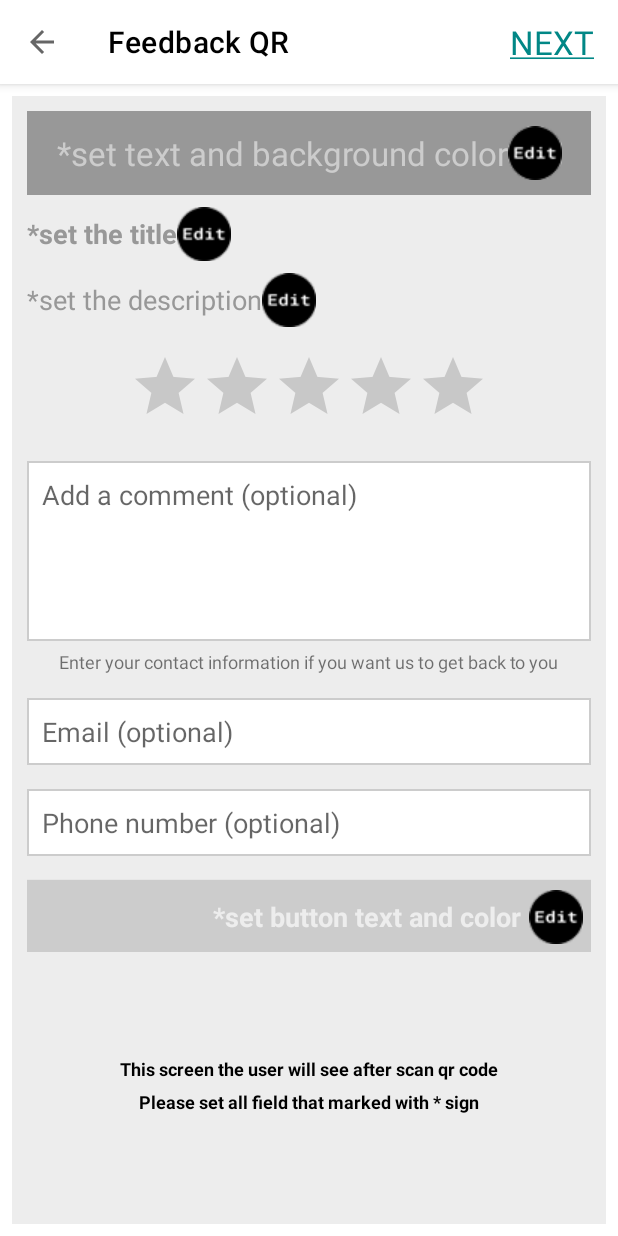
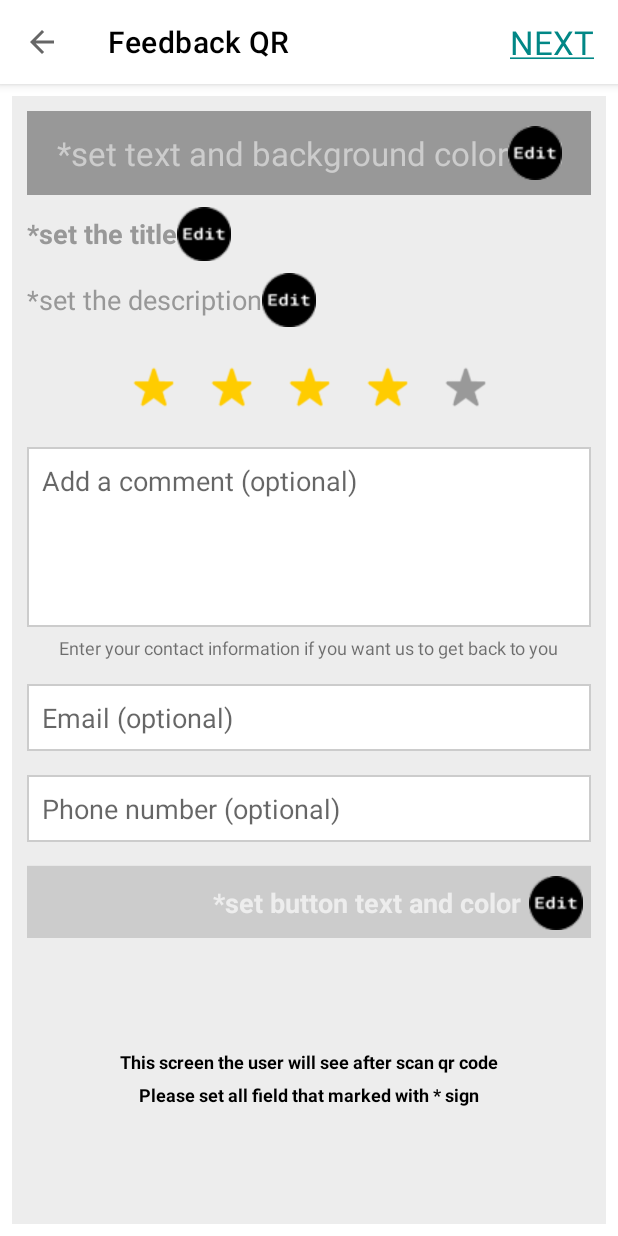
Before and after one commit to bosdroid/QRcodeapp, an Android app: the FeedbackQrActivity screen opened directly, with no data from a screen before it, on a phone screen of 412 x 824 dp. Run offline under Robolectric (Android 15) with nearby library versions, the phone set to English and light mode, and no system bars; libraries missing offline, so code that uses them is left out: com.downloader, com.downloader.request, top.defaults.colorpicker.

Commit message:
Feedback QR feature completed

```diff
--- a/app/src/main/java/com/expert/qrgenerator/adapters/QrCodeHistoryAdapter.kt
+++ b/app/src/main/java/com/expert/qrgenerator/adapters/QrCodeHistoryAdapter.kt
@@ -76,6 +76,9 @@ class QrCodeHistoryAdapter(val context: Context, var qrCodeHistoryList:ArrayList
             "coupon"->{
                 holder.qrTypeIcon.setImageResource(R.drawable.ic_coupon)
             }
+            "feedback"->{
+                holder.qrTypeIcon.setImageResource(R.drawable.ic_feedback)
+            }
             else->{
 
             }
--- a/app/src/main/java/com/expert/qrgenerator/view/activities/BarcodeHistoryActivity.kt
+++ b/app/src/main/java/com/expert/qrgenerator/view/activities/BarcodeHistoryActivity.kt
@@ -68,9 +68,9 @@ class BarcodeHistoryActivity : BaseActivity() {
        appViewModel.getAllQRCodeHistory().observe(this, Observer { list ->
            dismiss()
            if (list.isNotEmpty()){
+               qrCodeHistoryList.clear()
                emptyView.visibility = View.GONE
                qrCodeHistoryRecyclerView.visibility = View.VISIBLE
-               qrCodeHistoryList.clear()
                qrCodeHistoryList.addAll(list)
                adapter.notifyDataSetChanged()
            }
--- a/app/src/main/res/layout/activity_feedback_qr.xml
+++ b/app/src/main/res/layout/activity_feedback_qr.xml
@@ -71,9 +71,10 @@
 
             <LinearLayout
                 android:layout_width="match_parent"
-                android:layout_height="?attr/actionBarSize"
+                android:layout_height="wrap_content"
                 android:orientation="vertical"
                 android:gravity="center"
+                android:minHeight="?attr/actionBarSize"
                 app:layout_constraintStart_toStartOf="parent"
                 app:layout_constraintEnd_toEndOf="parent"
                 app:layout_constraintTop_toTopOf="parent"
@@ -86,6 +87,7 @@
                     android:orientation="horizontal"
                     android:gravity="center"
                     android:id="@+id/feedback_top_bar_hint_layout"
+                    android:layout_margin="@dimen/defaultDpMargin"
                     >
                     <com.google.android.material.textview.MaterialTextView
                         android:layout_width="0dp"
@@ -165,18 +167,59 @@
                     app:layout_constraintTop_toTopOf="parent" />
             </LinearLayout>
 
-            <androidx.appcompat.widget.AppCompatRatingBar
-                android:layout_width="wrap_content"
+            <LinearLayout
+                android:layout_width="match_parent"
                 android:layout_height="wrap_content"
+                android:orientation="horizontal"
+                android:gravity="center_horizontal"
                 app:layout_constraintStart_toStartOf="parent"
                 app:layout_constraintEnd_toEndOf="parent"
+                app:layout_constraintTop_toBottomOf="@id/feedback_inner_description_text_layout"
+                android:layout_marginTop="@dimen/sixtyDpMargin"
                 android:id="@+id/feedback_rating_stars"
-                app:layout_constraintTop_toBottomOf="@id/feedback_inner_description_text_layout"
-                android:numStars="5"
-                android:stepSize="1"
-                android:theme="@style/CustomRating"
-                android:layout_marginTop="@dimen/sixtyDpMargin"
-                />
+                >
+                <androidx.appcompat.widget.AppCompatImageView
+                    android:layout_width="36dp"
+                    android:layout_height="wrap_content"
+                    android:src="@drawable/yellow_star"
+                    />
+                <androidx.appcompat.widget.AppCompatImageView
+                    android:layout_width="36dp"
+                    android:layout_height="wrap_content"
+                    android:src="@drawable/yellow_star"
+                    android:layout_marginStart="@dimen/sixtyDpMargin"
+                    />
+                <androidx.appcompat.widget.AppCompatImageView
+                    android:layout_width="36dp"
+                    android:layout_height="wrap_content"
+                    android:src="@drawable/yellow_star"
+                    android:layout_marginStart="@dimen/sixtyDpMargin"
+                    />
+                <androidx.appcompat.widget.AppCompatImageView
+                    android:layout_width="36dp"
+                    android:layout_height="wrap_content"
+                    android:src="@drawable/yellow_star"
+                    android:layout_marginStart="@dimen/sixtyDpMargin"
+                    />
+                <androidx.appcompat.widget.AppCompatImageView
+                    android:layout_width="36dp"
+                    android:layout_height="wrap_content"
+                    android:src="@drawable/gray_star"
+                    android:layout_marginStart="@dimen/sixtyDpMargin"
+                    />
+            </LinearLayout>
+<!--            <androidx.appcompat.widget.AppCompatRatingBar-->
+<!--                android:layout_width="wrap_content"-->
+<!--                android:layout_height="wrap_content"-->
+<!--                app:layout_constraintStart_toStartOf="parent"-->
+<!--                app:layout_constraintEnd_toEndOf="parent"-->
+<!--                android:id="@+id/feedback_rating_stars"-->
+<!--                app:layout_constraintTop_toBottomOf="@id/feedback_inner_description_text_layout"-->
+<!--                android:numStars="5"-->
+<!--                android:stepSize="1"-->
+<!--                android:theme="@style/CustomRating"-->
+<!--                android:layout_marginTop="@dimen/sixtyDpMargin"-->
+<!--                />-->
 
             <com.google.android.material.textfield.TextInputEditText
                 android:layout_width="match_parent"
```
Also changed, not shown: app/src/main/res/drawable/gray_star.png (added), app/src/main/res/drawable/yellow_star.png (added).
